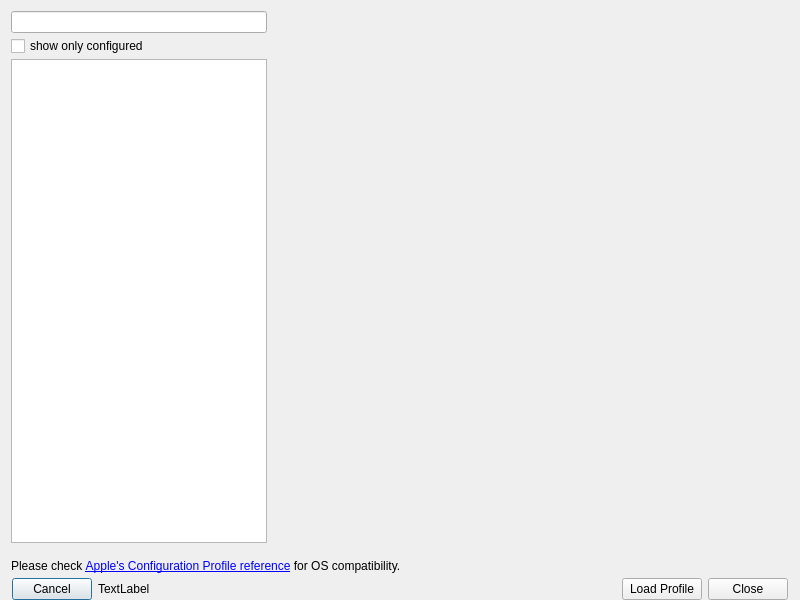
The window that FWAdminLib/Configurator/AppleConfiguratorDlg.ui (fw-dev/translations) describes before a commit, drawn with Qt 5.
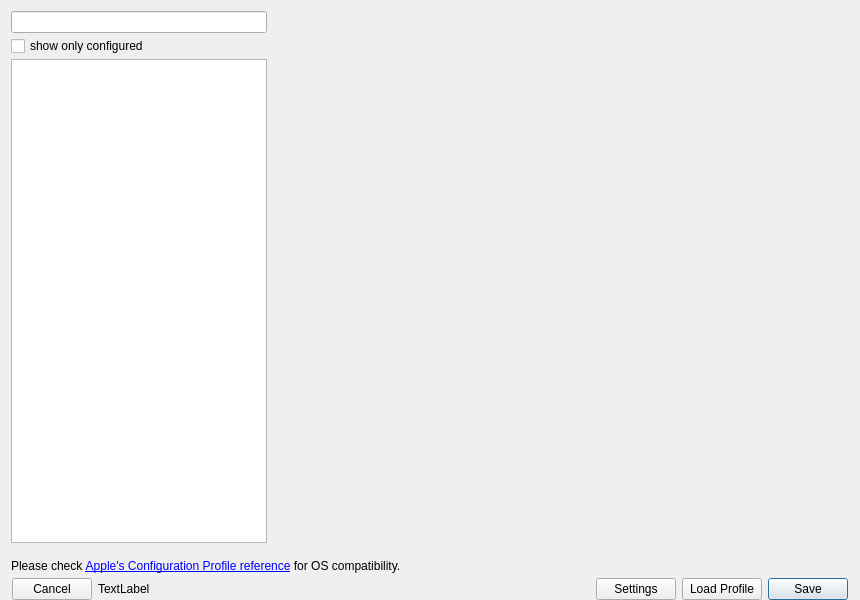
The same window after the commit. Custom widgets are drawn as their Qt base class.

Patch:
```diff
--- a/FWAdminLib/Configurator/AppleConfiguratorDlg.ui
+++ b/FWAdminLib/Configurator/AppleConfiguratorDlg.ui
@@ -2,9 +2,17 @@
 <ui version="4.0">
  <class>AppleConfiguratorDlg</class>
  <widget class="QDialog" name="AppleConfiguratorDlg">
+  <property name="geometry">
+   <rect>
+    <x>0</x>
+    <y>0</y>
+    <width>860</width>
+    <height>600</height>
+   </rect>
+  </property>
   <property name="minimumSize">
    <size>
-    <width>800</width>
+    <width>860</width>
     <height>600</height>
    </size>
   </property>
@@ -206,6 +214,13 @@
        </property>
       </spacer>
      </item>
+     <item>
+      <widget class="QPushButton" name="settings">
+       <property name="text">
+        <string>Settings</string>
+       </property>
+      </widget>
+     </item>
      <item>
       <widget class="QPushButton" name="loadProfile">
        <property name="text">
@@ -216,7 +231,10 @@
      <item>
       <widget class="QPushButton" name="closeButton">
        <property name="text">
-        <string>Close</string>
+        <string>Save</string>
+       </property>
+       <property name="default">
+        <bool>true</bool>
        </property>
       </widget>
      </item>
```
Left out of the diff: 2 changed lines with no effect on the pictures.
